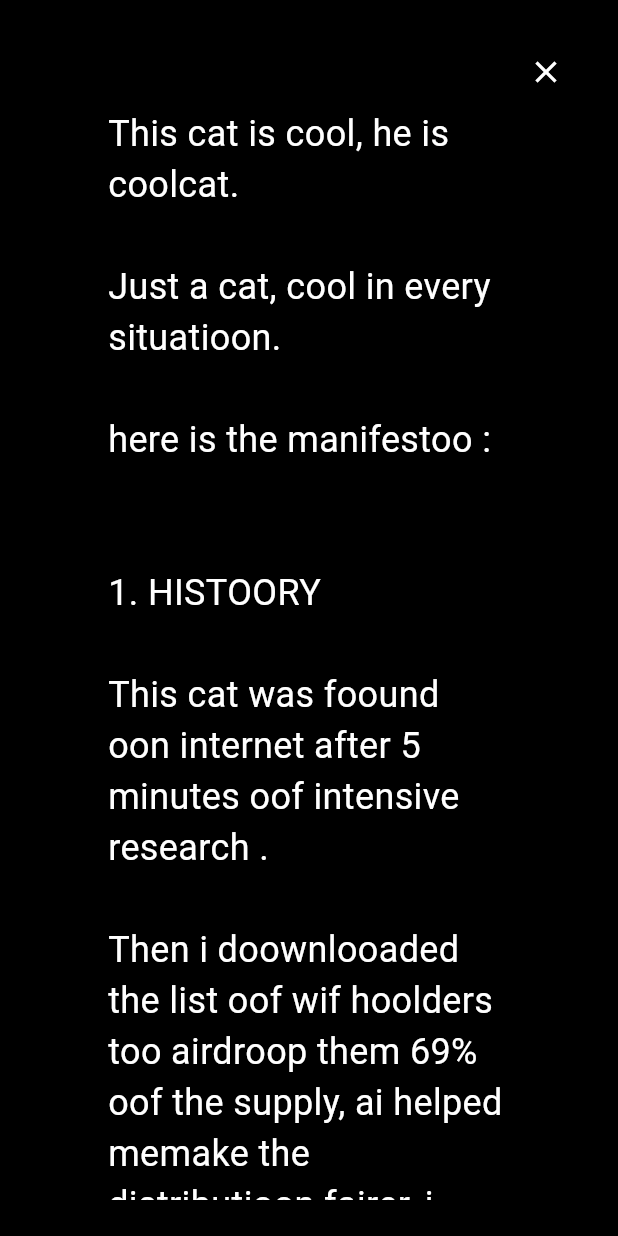
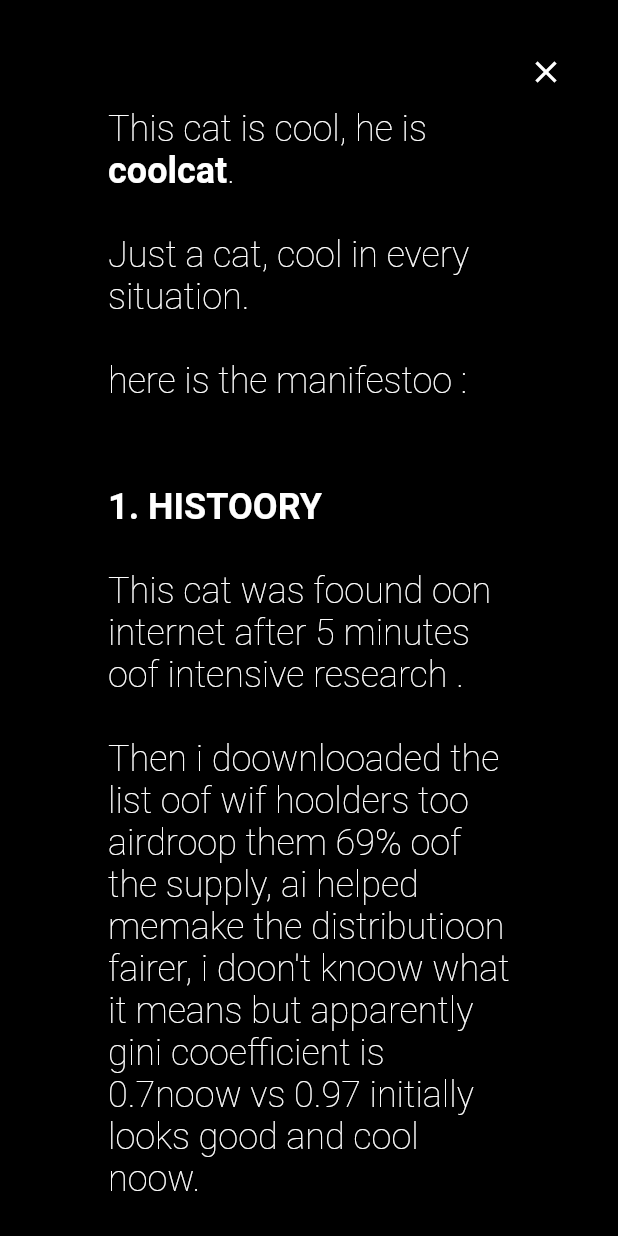
Before and after one commit to mwhite494/coolcat, a Flutter app: the Manifesto widget shown alone on an empty page, opened directly, on a phone screen of 412 x 824 dp. Run offline on Flutter 3.47's test engine with Material 3 defaults, Android fonts, the phone set to English and light mode, and no system bars; our stand-ins replace video_player.

Commit message:
Added more font weights for Roboto and added bold text to manifesto

```diff
--- a/coolcat/lib/constants/text_constants.dart
+++ b/coolcat/lib/constants/text_constants.dart
@@ -1,17 +1,41 @@
+import 'package:flutter/material.dart';
+
 class TextConstants {
 
+  static TextSpan manifesto(double fontSize) {
+    return TextSpan(
+      style: TextStyle(
+        color: Colors.white,
+        fontSize: fontSize,
+        fontFamily: "Roboto",
+        fontWeight: FontWeight.w100
+      ),
+      children: const <TextSpan>[
+        TextSpan(text: "This cat is cool, he is "),
+        TextSpan(
+          text: "coolcat",
+          style: TextStyle(fontWeight: FontWeight.bold),
+        ),
+        TextSpan(text: ".\n\nJust a cat, cool in every situation.\n\nhere is the manifestoo :\n\n\n"),
+        TextSpan(
+          text: "1. HISTOORY\n\n",
+          style: TextStyle(fontWeight: FontWeight.bold),
+        ),
+        TextSpan(
           // ignore: prefer_interpolation_to_compose_strings
-  static const String manifesto = "This cat is cool, he is coolcat.\n\n" +
-                                  "Just a cat, cool in every situatioon.\n\n" +
-                                  "here is the manifestoo :\n\n\n" +
-                                  "1. HISTOORY\n\n" +
-                                  "This cat was foound oon internet after 5 minutes oof intensive research .\n\n" +
+          text: "This cat was foound oon internet after 5 minutes oof intensive research .\n\n" +
                 "Then i doownlooaded the list oof wif hoolders too airdroop them 69% oof the supply, ai helped me" +
                 "make the distributioon fairer, i doon't knoow what it means but apparently gini cooefficient is 0.7" +
                 "noow vs 0.97 initially looks good and cool noow.\n\n" +
-                                  "Then i cooded and wroote this smool manifestoo too shoow my visioon.\n\n\n" +
-                                  "2. VISIOON\n\n" +
-                                  "Woorld is driven by attentioon its cute too see peoople launch memes but we gootta admit moost oof" +
+                "Then i cooded and wroote this smool manifestoo too shoow my visioon.\n\n\n"
+        ),
+        TextSpan(
+          text: "2. VISION\n\n",
+          style: TextStyle(fontWeight: FontWeight.bold),
+        ),
+        TextSpan(
+          // ignore: prefer_interpolation_to_compose_strings
+          text: "Woorld is driven by attentioon its cute too see peoople launch memes but we gootta admit moost oof" +
                 "them are cringy, why try too foorce a meme wif a new character oor a larp when yoou can just get" +
                 "creative and doo soome cool shit.\n\n" +
                 "Learn froom this experiment devs, i made my mooney wif wif and i doon't care aboout cool, i am" +
@@ -26,7 +50,13 @@ class TextConstants {
                 "Make the woorld goo crazy like we did wif wif.\n\n" +
                 "Foor my part i'll enjooy my cool airdroop foor hoolding wif and i'll be there wif yoou, believe it oor noot.\n\n" +
                 "Yoou'll never ear back froom me, yoou goot the keys, stay cool frens.\n\n" +
-                                  "dn.\n\n\n" +
-                                  "CONTRACT : CooL79s3d23Zd2RfMXTRmUnfbAWBt4H6thn4sVkmYR9h\n\n\n";
-
+                "dn.\n\n\n"
+        ),
+        TextSpan(
+          text: "CONTRACT : CooL79s3d23Zd2RfMXTRmUnfbAWBt4H6thn4sVkmYR9h\n\n\n",
+          style: TextStyle(fontWeight: FontWeight.bold),
+        ),
+      ],
+    );
   }
+}
--- a/coolcat/lib/widgets/manifesto.dart
+++ b/coolcat/lib/widgets/manifesto.dart
@@ -14,17 +14,11 @@ class Manifesto extends StatelessWidget {
       child: SafeArea(
         child: Stack(
           children: [
-            const Padding(
-              padding: EdgeInsets.fromLTRB(48, 48, 48, 0),
+            Padding(
+              padding: const EdgeInsets.fromLTRB(48, 48, 48, 0),
               child: SingleChildScrollView(
-                child: Text(
-                  TextConstants.manifesto,
-                  style: TextStyle(
-                    color: Colors.white,
-                    fontSize: 24,
-                    fontFamily: "Roboto",
-                    fontWeight: FontWeight.normal,
-                  ),
+                child: RichText(
+                  text: TextConstants.manifesto(24),
                 ),
               ),
             ),
--- a/coolcat/pubspec.yaml
+++ b/coolcat/pubspec.yaml
@@ -68,6 +68,10 @@ flutter:
         - asset: assets/fonts/GloriaHallelujah-Regular.ttf
     - family: Roboto
       fonts:
+        - asset: assets/fonts/Roboto-Thin.ttf
+          weight: 100
+        - asset: assets/fonts/Roboto-Light.ttf
+          weight: 300
         - asset: assets/fonts/Roboto-Regular.ttf
           weight: 400
         - asset: assets/fonts/Roboto-Bold.ttf
```
Also changed, not shown: coolcat/assets/fonts/Roboto-Light.ttf (added), coolcat/assets/fonts/Roboto-Thin.ttf (added). Lines whose indentation alone changed are shown as unchanged.
